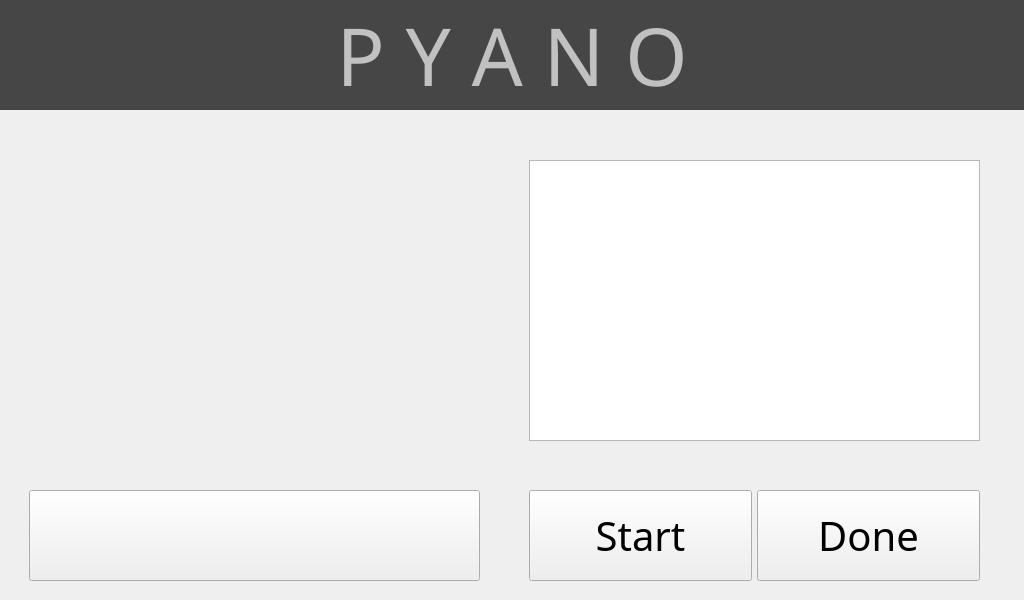
The window that pyano/layout.ui (braydonw/Pyano) describes before a commit, drawn with Qt 5.
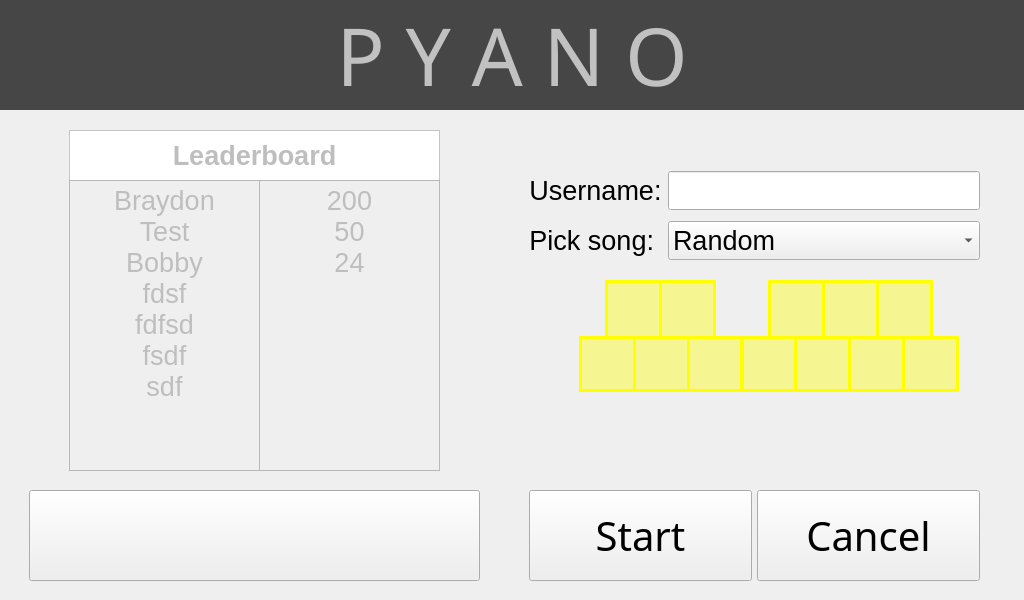
The same window after the commit. Icons and pictures are not drawn.

The edit to the form file:
```diff
--- a/pyano/layout.ui
+++ b/pyano/layout.ui
@@ -75,8 +75,11 @@
     </item>
     <item>
      <widget class="QStackedWidget" name="stackedWidget">
+      <property name="lineWidth">
+       <number>10</number>
+      </property>
       <property name="currentIndex">
-       <number>3</number>
+       <number>6</number>
       </property>
       <widget class="QWidget" name="page_home">
        <widget class="QWidget" name="layoutWidget">
@@ -1149,7 +1152,7 @@
         <property name="geometry">
          <rect>
           <x>530</x>
-          <y>50</y>
+          <y>80</y>
           <width>451</width>
           <height>281</height>
          </rect>
@@ -1171,7 +1174,7 @@
 &lt;html&gt;&lt;head&gt;&lt;meta name=&quot;qrichtext&quot; content=&quot;1&quot; /&gt;&lt;style type=&quot;text/css&quot;&gt;
 p, li { white-space: pre-wrap; }
 &lt;/style&gt;&lt;/head&gt;&lt;body style=&quot; font-family:'DejaVu Sans Mono'; font-size:26pt; font-weight:400; font-style:normal;&quot;&gt;
-&lt;p style=&quot;-qt-paragraph-type:empty; margin-top:0px; margin-bottom:0px; margin-left:0px; margin-right:0px; -qt-block-indent:0; text-indent:0px;&quot;&gt;&lt;br /&gt;&lt;/p&gt;&lt;/body&gt;&lt;/html&gt;</string>
+&lt;p style=&quot; margin-top:0px; margin-bottom:0px; margin-left:0px; margin-right:0px; -qt-block-indent:0; text-indent:0px;&quot;&gt;Add yellow button overlays when keys are being pressed??&lt;/p&gt;&lt;/body&gt;&lt;/html&gt;</string>
         </property>
         <property name="textInteractionFlags">
          <set>Qt::TextSelectableByMouse</set>
@@ -1422,21 +1425,6 @@
            </property>
           </widget>
          </item>
-        </layout>
-       </widget>
-       <widget class="QWidget" name="layoutWidget">
-        <property name="geometry">
-         <rect>
-          <x>20</x>
-          <y>350</y>
-          <width>971</width>
-          <height>121</height>
-         </rect>
-        </property>
-        <layout class="QHBoxLayout" name="horizontalLayout_9">
-         <property name="sizeConstraint">
-          <enum>QLayout::SetDefaultConstraint</enum>
-         </property>
          <item>
           <widget class="QPushButton" name="btn_credits_home">
            <property name="sizePolicy">
@@ -1465,6 +1453,708 @@
         </layout>
        </widget>
       </widget>
+      <widget class="QWidget" name="page_hero">
+       <widget class="QLabel" name="label_hero_leader">
+        <property name="enabled">
+         <bool>false</bool>
+        </property>
+        <property name="geometry">
+         <rect>
+          <x>70</x>
+          <y>20</y>
+          <width>371</width>
+          <height>51</height>
+         </rect>
+        </property>
+        <property name="font">
+         <font>
+          <pointsize>20</pointsize>
+          <weight>75</weight>
+          <bold>true</bold>
+         </font>
+        </property>
+        <property name="styleSheet">
+         <string notr="true">background-color: rgb(255, 255, 255);</string>
+        </property>
+        <property name="frameShape">
+         <enum>QFrame::StyledPanel</enum>
+        </property>
+        <property name="frameShadow">
+         <enum>QFrame::Plain</enum>
+        </property>
+        <property name="text">
+         <string>Leaderboard</string>
+        </property>
+        <property name="alignment">
+         <set>Qt::AlignCenter</set>
+        </property>
+       </widget>
+       <widget class="QWidget" name="layoutWidget_9">
+        <property name="geometry">
+         <rect>
+          <x>530</x>
+          <y>380</y>
+          <width>451</width>
+          <height>91</height>
+         </rect>
+        </property>
+        <layout class="QHBoxLayout" name="horizontalLayout_39">
+         <property name="spacing">
+          <number>5</number>
+         </property>
+         <property name="sizeConstraint">
+          <enum>QLayout::SetDefaultConstraint</enum>
+         </property>
+         <property name="margin">
+          <number>0</number>
+         </property>
+         <item>
+          <widget class="QPushButton" name="btn_hero_start">
+           <property name="sizePolicy">
+            <sizepolicy hsizetype="Minimum" vsizetype="MinimumExpanding">
+             <horstretch>0</horstretch>
+             <verstretch>0</verstretch>
+            </sizepolicy>
+           </property>
+           <property name="font">
+            <font>
+             <family>Piboto Condensed</family>
+             <pointsize>30</pointsize>
+            </font>
+           </property>
+           <property name="focusPolicy">
+            <enum>Qt::NoFocus</enum>
+           </property>
+           <property name="text">
+            <string>Start</string>
+           </property>
+          </widget>
+         </item>
+         <item>
+          <widget class="QPushButton" name="btn_hero_cancel">
+           <property name="sizePolicy">
+            <sizepolicy hsizetype="Minimum" vsizetype="MinimumExpanding">
+             <horstretch>0</horstretch>
+             <verstretch>0</verstretch>
+            </sizepolicy>
+           </property>
+           <property name="font">
+            <font>
+             <family>Piboto Condensed</family>
+             <pointsize>30</pointsize>
+            </font>
+           </property>
+           <property name="focusPolicy">
+            <enum>Qt::NoFocus</enum>
+           </property>
+           <property name="text">
+            <string>Cancel</string>
+           </property>
+          </widget>
+         </item>
+        </layout>
+       </widget>
+       <widget class="QWidget" name="layoutWidget_10">
+        <property name="geometry">
+         <rect>
+          <x>30</x>
+          <y>380</y>
+          <width>451</width>
+          <height>91</height>
+         </rect>
+        </property>
+        <layout class="QHBoxLayout" name="horizontalLayout_40">
+         <property name="spacing">
+          <number>5</number>
+         </property>
+         <property name="sizeConstraint">
+          <enum>QLayout::SetDefaultConstraint</enum>
+         </property>
+         <property name="margin">
+          <number>0</number>
+         </property>
+         <item>
+          <widget class="QPushButton" name="btn_hero_home">
+           <property name="sizePolicy">
+            <sizepolicy hsizetype="Minimum" vsizetype="MinimumExpanding">
+             <horstretch>0</horstretch>
+             <verstretch>0</verstretch>
+            </sizepolicy>
+           </property>
+           <property name="font">
+            <font>
+             <family>Piboto Condensed</family>
+             <pointsize>30</pointsize>
+            </font>
+           </property>
+           <property name="focusPolicy">
+            <enum>Qt::NoFocus</enum>
+           </property>
+           <property name="text">
+            <string/>
+           </property>
+           <property name="icon">
+            <iconset resource="../resources/resources.qrc">
+             <normaloff>:/newPrefix/home.png</normaloff>:/newPrefix/home.png</iconset>
+           </property>
+           <property name="iconSize">
+            <size>
+             <width>50</width>
+             <height>50</height>
+            </size>
+           </property>
+          </widget>
+         </item>
+        </layout>
+       </widget>
+       <widget class="QLabel" name="kb_piano_img_3">
+        <property name="geometry">
+         <rect>
+          <x>540</x>
+          <y>167</y>
+          <width>441</width>
+          <height>171</height>
+         </rect>
+        </property>
+        <property name="frameShape">
+         <enum>QFrame::NoFrame</enum>
+        </property>
+        <property name="text">
+         <string>&lt;!DOCTYPE HTML PUBLIC &quot;-//W3C//DTD HTML 4.0//EN&quot; &quot;http://www.w3.org/TR/REC-html40/strict.dtd&quot;&gt;
+&lt;html&gt;&lt;head&gt;&lt;meta name=&quot;qrichtext&quot; content=&quot;1&quot; /&gt;&lt;style type=&quot;text/css&quot;&gt;
+p, li { white-space: pre-wrap; }
+&lt;/style&gt;&lt;/head&gt;&lt;body style=&quot; font-family:'PibotoLt'; font-size:12pt; font-weight:400; font-style:normal;&quot;&gt;
+&lt;p style=&quot; margin-top:0px; margin-bottom:0px; margin-left:0px; margin-right:0px; -qt-block-indent:0; text-indent:0px;&quot;&gt;&lt;img src=&quot;:/newPrefix/hero-keyboard.jpg&quot; /&gt;&lt;/p&gt;&lt;/body&gt;&lt;/html&gt;</string>
+        </property>
+       </widget>
+       <widget class="QTextEdit" name="textEdit_hero_leader1">
+        <property name="enabled">
+         <bool>false</bool>
+        </property>
+        <property name="geometry">
+         <rect>
+          <x>70</x>
+          <y>70</y>
+          <width>191</width>
+          <height>291</height>
+         </rect>
+        </property>
+        <property name="font">
+         <font>
+          <pointsize>20</pointsize>
+         </font>
+        </property>
+        <property name="focusPolicy">
+         <enum>Qt::NoFocus</enum>
+        </property>
+        <property name="layoutDirection">
+         <enum>Qt::LeftToRight</enum>
+        </property>
+        <property name="readOnly">
+         <bool>true</bool>
+        </property>
+        <property name="html">
+         <string>&lt;!DOCTYPE HTML PUBLIC &quot;-//W3C//DTD HTML 4.0//EN&quot; &quot;http://www.w3.org/TR/REC-html40/strict.dtd&quot;&gt;
+&lt;html&gt;&lt;head&gt;&lt;meta name=&quot;qrichtext&quot; content=&quot;1&quot; /&gt;&lt;style type=&quot;text/css&quot;&gt;
+p, li { white-space: pre-wrap; }
+&lt;/style&gt;&lt;/head&gt;&lt;body style=&quot; font-family:'PibotoLt'; font-size:20pt; font-weight:400; font-style:normal;&quot;&gt;
+&lt;p align=&quot;center&quot; style=&quot; margin-top:0px; margin-bottom:0px; margin-left:0px; margin-right:0px; -qt-block-indent:0; text-indent:0px;&quot;&gt;Braydon&lt;/p&gt;
+&lt;p align=&quot;center&quot; style=&quot; margin-top:0px; margin-bottom:0px; margin-left:0px; margin-right:0px; -qt-block-indent:0; text-indent:0px;&quot;&gt;Test&lt;/p&gt;
+&lt;p align=&quot;center&quot; style=&quot; margin-top:0px; margin-bottom:0px; margin-left:0px; margin-right:0px; -qt-block-indent:0; text-indent:0px;&quot;&gt;Bobby&lt;/p&gt;
+&lt;p align=&quot;center&quot; style=&quot; margin-top:0px; margin-bottom:0px; margin-left:0px; margin-right:0px; -qt-block-indent:0; text-indent:0px;&quot;&gt;fdsf&lt;/p&gt;
+&lt;p align=&quot;center&quot; style=&quot; margin-top:0px; margin-bottom:0px; margin-left:0px; margin-right:0px; -qt-block-indent:0; text-indent:0px;&quot;&gt;fdfsd&lt;/p&gt;
+&lt;p align=&quot;center&quot; style=&quot; margin-top:0px; margin-bottom:0px; margin-left:0px; margin-right:0px; -qt-block-indent:0; text-indent:0px;&quot;&gt;fsdf&lt;/p&gt;
+&lt;p align=&quot;center&quot; style=&quot; margin-top:0px; margin-bottom:0px; margin-left:0px; margin-right:0px; -qt-block-indent:0; text-indent:0px;&quot;&gt;sdf&lt;/p&gt;&lt;/body&gt;&lt;/html&gt;</string>
+        </property>
+       </widget>
+       <widget class="QTextEdit" name="textEdit_hero_leader2">
+        <property name="enabled">
+         <bool>false</bool>
+        </property>
+        <property name="geometry">
+         <rect>
+          <x>260</x>
+          <y>70</y>
+          <width>181</width>
+          <height>291</height>
+         </rect>
+        </property>
+        <property name="font">
+         <font>
+          <pointsize>20</pointsize>
+         </font>
+        </property>
+        <property name="focusPolicy">
+         <enum>Qt::NoFocus</enum>
+        </property>
+        <property name="readOnly">
+         <bool>true</bool>
+        </property>
+        <property name="html">
+         <string>&lt;!DOCTYPE HTML PUBLIC &quot;-//W3C//DTD HTML 4.0//EN&quot; &quot;http://www.w3.org/TR/REC-html40/strict.dtd&quot;&gt;
+&lt;html&gt;&lt;head&gt;&lt;meta name=&quot;qrichtext&quot; content=&quot;1&quot; /&gt;&lt;style type=&quot;text/css&quot;&gt;
+p, li { white-space: pre-wrap; }
+&lt;/style&gt;&lt;/head&gt;&lt;body style=&quot; font-family:'PibotoLt'; font-size:20pt; font-weight:400; font-style:normal;&quot;&gt;
+&lt;p align=&quot;center&quot; style=&quot; margin-top:0px; margin-bottom:0px; margin-left:0px; margin-right:0px; -qt-block-indent:0; text-indent:0px;&quot;&gt;200&lt;/p&gt;
+&lt;p align=&quot;center&quot; style=&quot; margin-top:0px; margin-bottom:0px; margin-left:0px; margin-right:0px; -qt-block-indent:0; text-indent:0px;&quot;&gt;50&lt;/p&gt;
+&lt;p align=&quot;center&quot; style=&quot; margin-top:0px; margin-bottom:0px; margin-left:0px; margin-right:0px; -qt-block-indent:0; text-indent:0px;&quot;&gt;24&lt;/p&gt;&lt;/body&gt;&lt;/html&gt;</string>
+        </property>
+       </widget>
+       <widget class="QLabel" name="label_n">
+        <property name="geometry">
+         <rect>
+          <x>849</x>
+          <y>226</y>
+          <width>57</width>
+          <height>56</height>
+         </rect>
+        </property>
+        <property name="styleSheet">
+         <string notr="true">color: rgb(255, 255, 0);
+background-color: rgba(255, 255, 0, 100);</string>
+        </property>
+        <property name="frameShape">
+         <enum>QFrame::Box</enum>
+        </property>
+        <property name="lineWidth">
+         <number>3</number>
+        </property>
+        <property name="text">
+         <string/>
+        </property>
+       </widget>
+       <widget class="QStackedWidget" name="stackedWidget_hero">
+        <property name="geometry">
+         <rect>
+          <x>520</x>
+          <y>20</y>
+          <width>481</width>
+          <height>151</height>
+         </rect>
+        </property>
+        <property name="currentIndex">
+         <number>0</number>
+        </property>
+        <widget class="QWidget" name="page_hero_name">
+         <widget class="QWidget" name="layoutWidget_5">
+          <property name="geometry">
+           <rect>
+            <x>10</x>
+            <y>30</y>
+            <width>451</width>
+            <height>61</height>
+           </rect>
+          </property>
+          <layout class="QHBoxLayout" name="horizontalLayout_8">
+           <item>
+            <widget class="QLabel" name="label_hero_username">
+             <property name="font">
+              <font>
+               <pointsize>20</pointsize>
+              </font>
+             </property>
+             <property name="text">
+              <string>Username:</string>
+             </property>
+             <property name="alignment">
+              <set>Qt::AlignCenter</set>
+             </property>
+            </widget>
+           </item>
+           <item>
+            <widget class="QLineEdit" name="lineEdit_hero_username">
+             <property name="font">
+              <font>
+               <pointsize>20</pointsize>
+              </font>
+             </property>
+             <property name="focusPolicy">
+              <enum>Qt::StrongFocus</enum>
+             </property>
+             <property name="text">
+              <string/>
+             </property>
+            </widget>
+           </item>
+          </layout>
+         </widget>
+         <widget class="QWidget" name="layoutWidget_11">
+          <property name="geometry">
+           <rect>
+            <x>10</x>
+            <y>80</y>
+            <width>451</width>
+            <height>61</height>
+           </rect>
+          </property>
+          <layout class="QHBoxLayout" name="horizontalLayout_9">
+           <item>
+            <widget class="QLabel" name="label_hero_picksong">
+             <property name="font">
+              <font>
+               <pointsize>20</pointsize>
+              </font>
+             </property>
+             <property name="text">
+              <string>Pick song: </string>
+             </property>
+             <property name="alignment">
+              <set>Qt::AlignCenter</set>
+             </property>
+            </widget>
+           </item>
+           <item>
+            <widget class="QComboBox" name="comboBox_hero_song">
+             <property name="sizePolicy">
+              <sizepolicy hsizetype="Expanding" vsizetype="Fixed">
+               <horstretch>0</horstretch>
+               <verstretch>0</verstretch>
+              </sizepolicy>
+             </property>
+             <property name="font">
+              <font>
+               <pointsize>20</pointsize>
+              </font>
+             </property>
+             <property name="focusPolicy">
+              <enum>Qt::NoFocus</enum>
+             </property>
+             <property name="currentIndex">
+              <number>0</number>
+             </property>
+             <item>
+              <property name="text">
+               <string>Random</string>
+              </property>
+             </item>
+             <item>
+              <property name="text">
+               <string>Other</string>
+              </property>
+             </item>
+            </widget>
+           </item>
+          </layout>
+         </widget>
+        </widget>
+        <widget class="QWidget" name="page_hero_song">
+         <widget class="QLabel" name="label_hero_song">
+          <property name="geometry">
+           <rect>
+            <x>10</x>
+            <y>30</y>
+            <width>449</width>
+            <height>59</height>
+           </rect>
+          </property>
+          <property name="font">
+           <font>
+            <pointsize>20</pointsize>
+           </font>
+          </property>
+          <property name="text">
+           <string>Playing: custom_song_01.mid</string>
+          </property>
+          <property name="alignment">
+           <set>Qt::AlignCenter</set>
+          </property>
+         </widget>
+         <widget class="QLabel" name="label_hero_score">
+          <property name="geometry">
+           <rect>
+            <x>10</x>
+            <y>80</y>
+            <width>449</width>
+            <height>59</height>
+           </rect>
+          </property>
+          <property name="font">
+           <font>
+            <pointsize>20</pointsize>
+           </font>
+          </property>
+          <property name="text">
+           <string>Score: 0</string>
+          </property>
+          <property name="alignment">
+           <set>Qt::AlignCenter</set>
+          </property>
+         </widget>
+        </widget>
+       </widget>
+       <widget class="QLabel" name="label_b">
+        <property name="geometry">
+         <rect>
+          <x>795</x>
+          <y>226</y>
+          <width>57</width>
+          <height>56</height>
+         </rect>
+        </property>
+        <property name="styleSheet">
+         <string notr="true">color: rgb(255, 255, 0);
+background-color: rgba(255, 255, 0, 100);</string>
+        </property>
+        <property name="frameShape">
+         <enum>QFrame::Box</enum>
+        </property>
+        <property name="lineWidth">
+         <number>3</number>
+        </property>
+        <property name="text">
+         <string/>
+        </property>
+       </widget>
+       <widget class="QLabel" name="label_m">
+        <property name="geometry">
+         <rect>
+          <x>903</x>
+          <y>226</y>
+          <width>57</width>
+          <height>56</height>
+         </rect>
+        </property>
+        <property name="styleSheet">
+         <string notr="true">color: rgb(255, 255, 0);
+background-color: rgba(255, 255, 0, 100);</string>
+        </property>
+        <property name="frameShape">
+         <enum>QFrame::Box</enum>
+        </property>
+        <property name="lineWidth">
+         <number>3</number>
+        </property>
+        <property name="text">
+         <string/>
+        </property>
+       </widget>
+       <widget class="QLabel" name="label_z">
+        <property name="geometry">
+         <rect>
+          <x>580</x>
+          <y>226</y>
+          <width>57</width>
+          <height>56</height>
+         </rect>
+        </property>
+        <property name="styleSheet">
+         <string notr="true">color: rgb(255, 255, 0);
+background-color: rgba(255, 255, 0, 100);</string>
+        </property>
+        <property name="frameShape">
+         <enum>QFrame::Box</enum>
+        </property>
+        <property name="lineWidth">
+         <number>3</number>
+        </property>
+        <property name="text">
+         <string/>
+        </property>
+       </widget>
+       <widget class="QLabel" name="label_x">
+        <property name="geometry">
+         <rect>
+          <x>634</x>
+          <y>226</y>
+          <width>57</width>
+          <height>56</height>
+         </rect>
+        </property>
+        <property name="styleSheet">
+         <string notr="true">color: rgb(255, 255, 0);
+background-color: rgba(255, 255, 0, 100);</string>
+        </property>
+        <property name="frameShape">
+         <enum>QFrame::Box</enum>
+        </property>
+        <property name="lineWidth">
+         <number>3</number>
+        </property>
+        <property name="text">
+         <string/>
+        </property>
+       </widget>
+       <widget class="QLabel" name="label_c">
+        <property name="geometry">
+         <rect>
+          <x>688</x>
+          <y>226</y>
+          <width>57</width>
+          <height>56</height>
+         </rect>
+        </property>
+        <property name="styleSheet">
+         <string notr="true">color: rgb(255, 255, 0);
+background-color: rgba(255, 255, 0, 100);</string>
+        </property>
+        <property name="frameShape">
+         <enum>QFrame::Box</enum>
+        </property>
+        <property name="lineWidth">
+         <number>3</number>
+        </property>
+        <property name="text">
+         <string/>
+        </property>
+       </widget>
+       <widget class="QLabel" name="label_v">
+        <property name="geometry">
+         <rect>
+          <x>741</x>
+          <y>226</y>
+          <width>57</width>
+          <height>56</height>
+         </rect>
+        </property>
+        <property name="styleSheet">
+         <string notr="true">color: rgb(255, 255, 0);
+background-color: rgba(255, 255, 0, 100);</string>
+        </property>
+        <property name="frameShape">
+         <enum>QFrame::Box</enum>
+        </property>
+        <property name="lineWidth">
+         <number>3</number>
+        </property>
+        <property name="text">
+         <string/>
+        </property>
+       </widget>
+       <widget class="QLabel" name="label_s">
+        <property name="geometry">
+         <rect>
+          <x>606</x>
+          <y>170</y>
+          <width>57</width>
+          <height>59</height>
+         </rect>
+        </property>
+        <property name="styleSheet">
+         <string notr="true">color: rgb(255, 255, 0);
+background-color: rgba(255, 255, 0, 100);</string>
+        </property>
+        <property name="frameShape">
+         <enum>QFrame::Box</enum>
+        </property>
+        <property name="lineWidth">
+         <number>3</number>
+        </property>
+        <property name="text">
+         <string/>
+        </property>
+       </widget>
+       <widget class="QLabel" name="label_d">
+        <property name="geometry">
+         <rect>
+          <x>660</x>
+          <y>170</y>
+          <width>57</width>
+          <height>59</height>
+         </rect>
+        </property>
+        <property name="styleSheet">
+         <string notr="true">color: rgb(255, 255, 0);
+background-color: rgba(255, 255, 0, 100);</string>
+        </property>
+        <property name="frameShape">
+         <enum>QFrame::Box</enum>
+        </property>
+        <property name="lineWidth">
+         <number>3</number>
+        </property>
+        <property name="text">
+         <string/>
+        </property>
+       </widget>
+       <widget class="QLabel" name="label_g">
+        <property name="geometry">
+         <rect>
+          <x>769</x>
+          <y>170</y>
+          <width>57</width>
+          <height>59</height>
+         </rect>
+        </property>
+        <property name="styleSheet">
+         <string notr="true">color: rgb(255, 255, 0);
+background-color: rgba(255, 255, 0, 100);</string>
+        </property>
+        <property name="frameShape">
+         <enum>QFrame::Box</enum>
+        </property>
+        <property name="lineWidth">
+         <number>3</number>
+        </property>
+        <property name="text">
+         <string/>
+        </property>
+       </widget>
+       <widget class="QLabel" name="label_h">
+        <property name="geometry">
+         <rect>
+          <x>823</x>
+          <y>170</y>
+          <width>57</width>
+          <height>59</height>
+         </rect>
+        </property>
+        <property name="styleSheet">
+         <string notr="true">color: rgb(255, 255, 0);
+background-color: rgba(255, 255, 0, 100);</string>
+        </property>
+        <property name="frameShape">
+         <enum>QFrame::Box</enum>
+        </property>
+        <property name="lineWidth">
+         <number>3</number>
+        </property>
+        <property name="text">
+         <string/>
+        </property>
+       </widget>
+       <widget class="QLabel" name="label_j">
+        <property name="geometry">
+         <rect>
+          <x>877</x>
+          <y>170</y>
+          <width>57</width>
+          <height>59</height>
+         </rect>
+        </property>
+        <property name="styleSheet">
+         <string notr="true">color: rgb(255, 255, 0);
+background-color: rgba(255, 255, 0, 100);</string>
+        </property>
+        <property name="frameShape">
+         <enum>QFrame::Box</enum>
+        </property>
+        <property name="lineWidth">
+         <number>3</number>
+        </property>
+        <property name="text">
+         <string/>
+        </property>
+       </widget>
+       <zorder>label_hero_leader</zorder>
+       <zorder>layoutWidget_9</zorder>
+       <zorder>layoutWidget_10</zorder>
+       <zorder>textEdit_hero_leader1</zorder>
+       <zorder>textEdit_hero_leader2</zorder>
+       <zorder>stackedWidget_hero</zorder>
+       <zorder>kb_piano_img_3</zorder>
+       <zorder>label_n</zorder>
+       <zorder>label_b</zorder>
+       <zorder>label_m</zorder>
+       <zorder>label_z</zorder>
+       <zorder>label_x</zorder>
+       <zorder>label_c</zorder>
+       <zorder>label_v</zorder>
+       <zorder>label_s</zorder>
+       <zorder>label_d</zorder>
+       <zorder>label_g</zorder>
+       <zorder>label_h</zorder>
+       <zorder>label_j</zorder>
+      </widget>
      </widget>
     </item>
    </layout>
```
Left out of the diff: 149 changed lines with no effect on the pictures.
